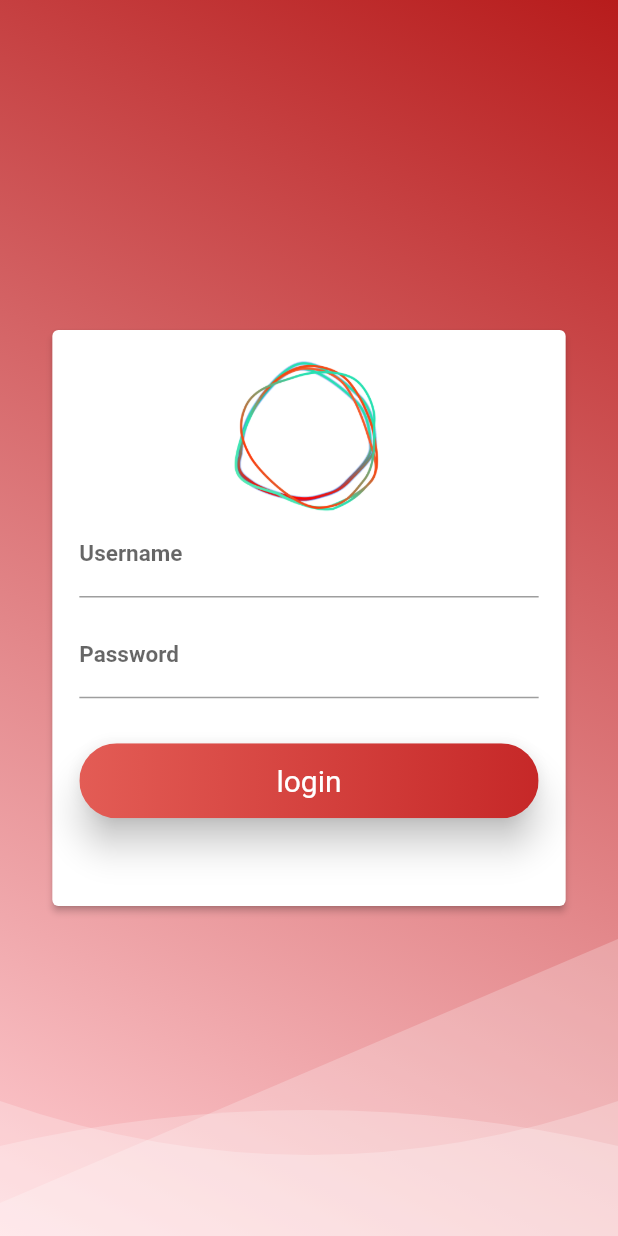
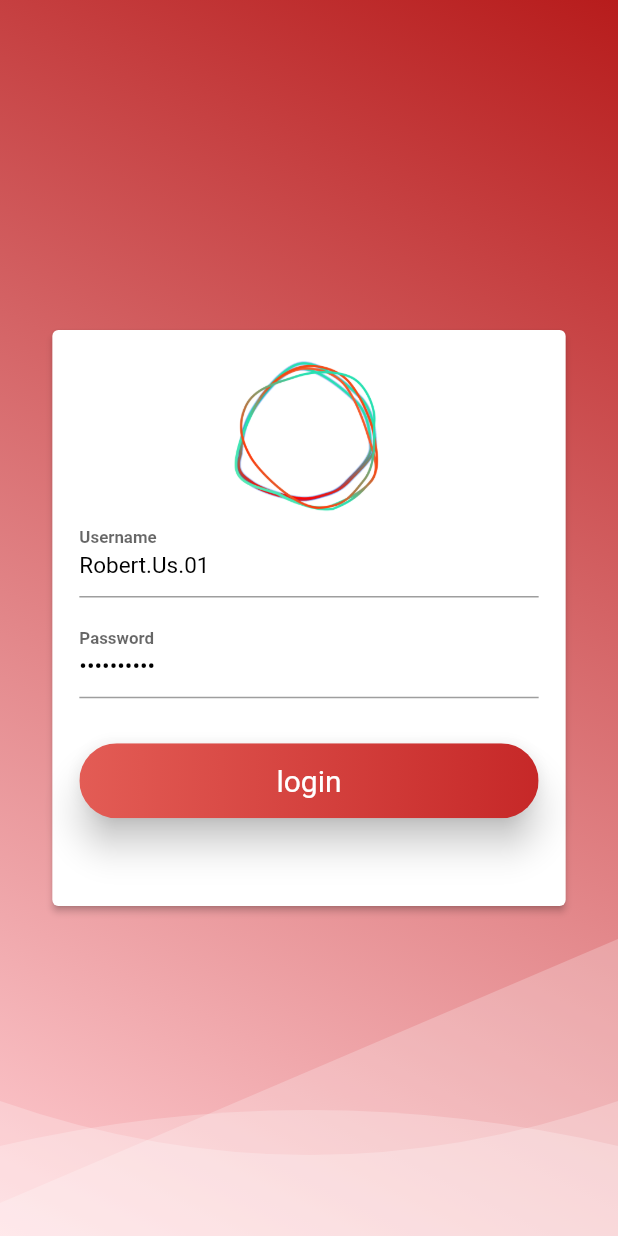
Before and after one commit to carillem-zz/obp-flutter-example, a Flutter app: the screen it shows after launch, on a phone screen of 412 x 824 dp. Run offline on Flutter 3.47's test engine with Material 2 defaults, Android fonts, the phone set to English and light mode, and no system bars; our stand-ins replace charts_flutter, font_awesome_flutter, rxdart, simple_animations; accounts and stored records are empty.

Commit message:
set default username and password

```diff
--- a/lib/ui/page/login/login_card.dart
+++ b/lib/ui/page/login/login_card.dart
@@ -24,6 +24,9 @@ class _LoginCardState extends State<LoginCard>
   String username, pass;
   StreamSubscription<FetchProcess> apiStreamSubscription;
 
+  var usernameController = TextEditingController();
+  var passController = TextEditingController();
+
   Widget loginBuilder() => Form(
     child: Padding(
       padding: const EdgeInsets.all(18.0),
@@ -37,6 +40,7 @@ class _LoginCardState extends State<LoginCard>
                 width: deviceSize.width / 2,
                 child: Image.asset(Constants.strings_logo_path)),
             TextField(
+              controller: usernameController,
               onChanged: (id) => username = id,
               style: TextStyle(fontSize: 15.0, color: Colors.black),
               decoration: InputDecoration(
@@ -48,6 +52,7 @@ class _LoginCardState extends State<LoginCard>
               height: 10.0,
             ),
             TextField(
+              controller: passController,
               onChanged: (password) => pass = password,
                style: TextStyle(fontSize: 15.0, color: Colors.black),
               decoration: InputDecoration(
@@ -98,6 +103,11 @@ class _LoginCardState extends State<LoginCard>
         CurvedAnimation(parent: controller, curve: Curves.fastOutSlowIn));
     animation.addListener(() => this.setState(() {}));
     controller.forward();
+
+    username = "Robert.Us.01";
+    pass = "X!39670561";
+    usernameController.text = username;
+    passController.text = pass;
   }
 
   @override
```
